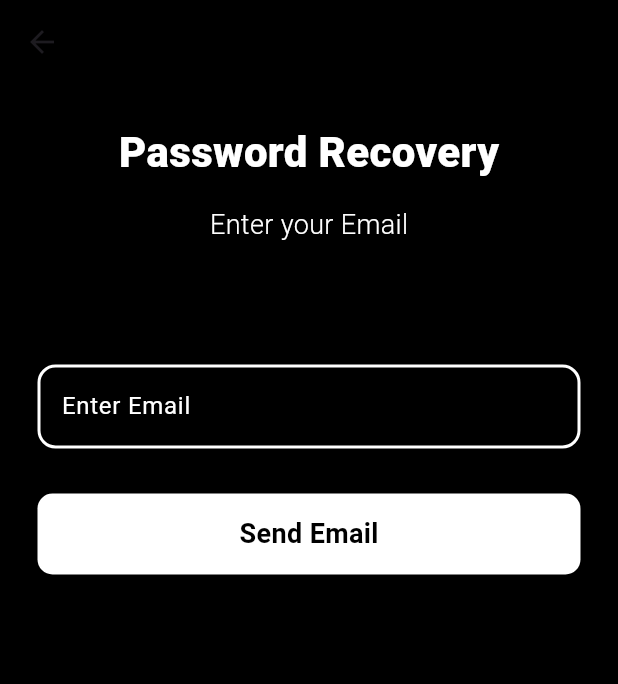
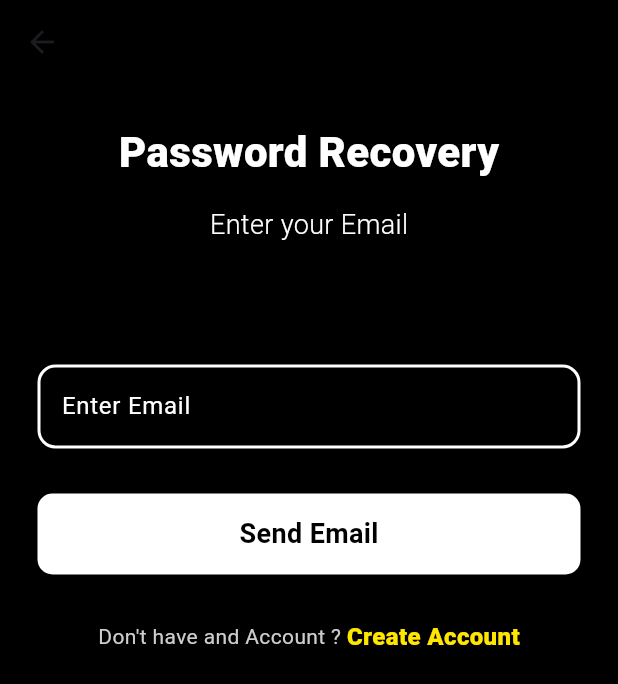
Before and after one commit to ganeshgovala/FoodApp, a Flutter app: the ForgotPasswordPage screen opened directly, on a phone screen of 412 x 824 dp. Shown: the top 684 px of the screen. Run offline on Flutter 3.47's test engine with Material 3 defaults, Android fonts, the phone set to English and light mode, and no system bars; our stand-ins replace curved_navigation_bar, firebase_auth, firebase_core; accounts and stored records are empty.

Commit message:
forgot password functionality

```diff
--- a/foodapp/lib/auth/auth_service.dart
+++ b/foodapp/lib/auth/auth_service.dart
@@ -23,6 +23,11 @@ class AuthService {
     return userCredential;
   }
 
+  // reset password
+  void resetPassword(String email) async {
+    await _authService.sendPasswordResetEmail(email: email);
+  }
+
   // logout
 
   // forgot password
--- a/foodapp/lib/pages/ForgotPasswordPage.dart
+++ b/foodapp/lib/pages/ForgotPasswordPage.dart
@@ -1,11 +1,29 @@
-// ignore_for_file: unused_import, unnecessary_import
+// ignore_for_file: unused_import, unnecessary_import, unused_field, must_be_immutable
 
+import 'package:firebase_auth/firebase_auth.dart';
 import 'package:flutter/foundation.dart';
 import 'package:flutter/material.dart';
 import 'package:flutter/widgets.dart';
+import 'package:foodapp/auth/auth_service.dart';
+import 'package:foodapp/pages/SignupPage.dart';
 
 class ForgotPasswordPage extends StatefulWidget {
-  const ForgotPasswordPage({super.key});
+  TextEditingController _emailController = TextEditingController();
+  FirebaseAuth _auth = FirebaseAuth.instance;
+  ForgotPasswordPage({super.key});
+  final formKey = GlobalKey<FormState>();
+
+  String email = "";
+
+  resetPassword(context) async {
+    try {
+        await _auth.sendPasswordResetEmail(email: email);
+        ScaffoldMessenger.of(context).showSnackBar(SnackBar(content: Text("Email Sent", style: TextStyle(color: Colors.white))));
+    }
+    on FirebaseAuthException catch(e) {
+        ScaffoldMessenger.of(context).showSnackBar(SnackBar(content: Text(e.code, style: TextStyle(color: Colors.white))));
+    }
+  }
 
   @override
   State<ForgotPasswordPage> createState() => _ForgotPasswordPageState();
@@ -24,23 +42,34 @@ class _ForgotPasswordPageState extends State<ForgotPasswordPage> {
         child: Column(
           children: [
             Center(
-                    child: Text("Password Recovery", style: TextStyle(
+              child: Text(
+                "Password Recovery",
+                style: TextStyle(
                   color: Colors.white,
                   fontSize: 28,
                   fontWeight: FontWeight.w800,
-                    ),),
+                ),
+              ),
             ),
             SizedBox(height: 16),
             Center(
-                    child: Text("Enter your Email", style: TextStyle(
+              child: Text(
+                "Enter your Email",
+                style: TextStyle(
                   color: Colors.white,
                   fontSize: 18,
                   fontWeight: FontWeight.w300,
-                    ),),
+                ),
+              ),
             ),
             SizedBox(height: 80),
+            Form(
+              key: widget.formKey,
+              child: Column(
+                children: [
                   TextField(
-                    style: TextStyle(color:Colors.white),
+                    controller: widget._emailController,
+                    style: TextStyle(color: Colors.white),
                     decoration: InputDecoration(
                       hintText: "Enter Email",
                       hintStyle: TextStyle(color: Colors.white),
@@ -49,21 +78,28 @@ class _ForgotPasswordPageState extends State<ForgotPasswordPage> {
                           borderSide: BorderSide(
                             width: 2,
                             color: Colors.white,
-                            )
-                        ),
+                          )),
                       focusedBorder: OutlineInputBorder(
                           borderRadius: BorderRadius.circular(12),
                           borderSide: BorderSide(
                             width: 2,
                             color: Colors.white,
-                            )
-                        ),
+                          )),
                     ),
                   ),
                   SizedBox(height: 30),
                   Row(
                     children: [
                       Expanded(
+                        child: GestureDetector(
+                          onTap: () {
+                            if(widget.formKey.currentState!.validate()) {
+                                setState(() {
+                                  widget.email = widget._emailController.text;
+                                });
+                            }
+                            widget.resetPassword(context);
+                          },
                           child: Container(
                             alignment: Alignment(0, 0),
                             decoration: BoxDecoration(
@@ -78,8 +114,33 @@ class _ForgotPasswordPageState extends State<ForgotPasswordPage> {
                             ),)
                           ),
                         ),
+                      ),
                     ],
+                  ),
+                  SizedBox(height: 30),
+                  Row(
+                    mainAxisAlignment: MainAxisAlignment.center,
+                    children: [
+                        Text("Don't have and Account ? ", style: TextStyle(
+                            color: const Color.fromARGB(255, 205, 205, 205),
+                            fontSize: 14,
+                            fontWeight: FontWeight.w400
+                        )),
+                        GestureDetector(
+                            onTap: () {
+                                Navigator.push(context, MaterialPageRoute(builder: (context) => SignupPage()));
+                            },
+                          child: Text("Create Account", style: TextStyle(
+                              color: const Color.fromARGB(255, 255, 230, 0),
+                              fontSize: 16,
+                              fontWeight: FontWeight.w800
+                          )),
                         )
+                    ],
+                  ),
+                ],
+              ),
+            ),
           ],
         ),
       ),
```
Also changed, not shown: foodapp/lib/pages/LoginPage.dart (line endings or trailing spaces). Lines whose indentation alone changed are shown as unchanged.
